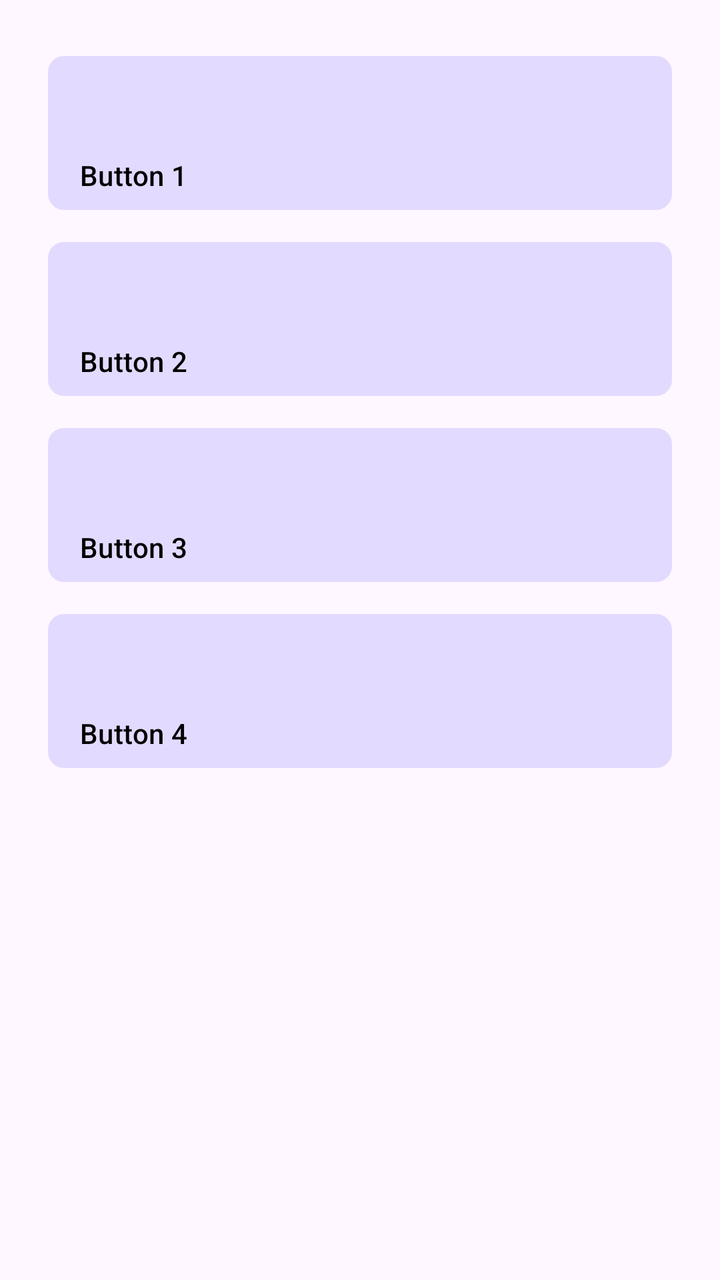
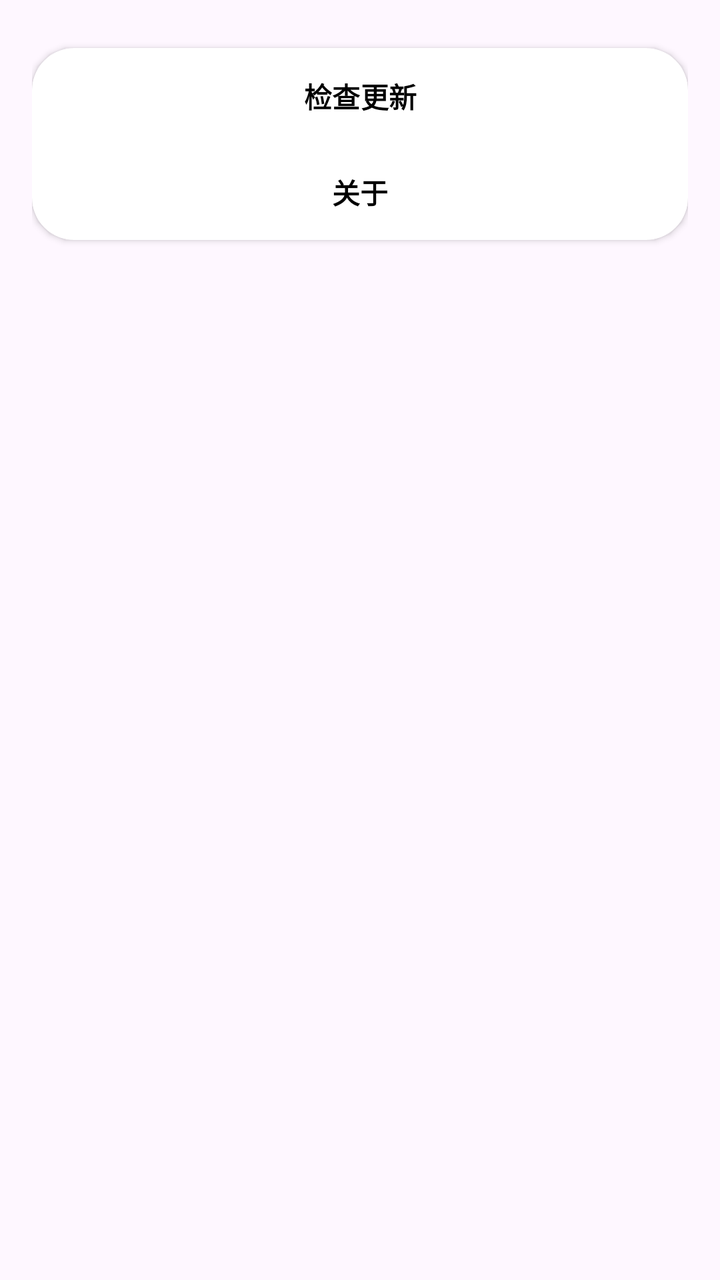

Screens rendered from an Android XML layout before and after an edit, with the pre-edit source and the edit as a unified diff.
<!-- AndroidManifest.xml: application theme Theme.Wallpapergenerator -->
<!-- res/layout/fragment_setting.xml -->
<androidx.constraintlayout.widget.ConstraintLayout
        xmlns:android="http://schemas.android.com/apk/res/android"
        xmlns:app="http://schemas.android.com/apk/res-auto"
        android:layout_width="match_parent"
        android:layout_height="match_parent"
        android:padding="16dp">

    <com.google.android.material.button.MaterialButton
            android:id="@+id/settings_button_1"
            android:layout_width="match_parent"
            android:layout_height="85dp"
            android:layout_margin="8dp"
            android:text="Button 1"
            app:backgroundTint="@color/light_purple_container_light_mode"
            android:textColor="@color/text_colors"
            app:cornerRadius="8dp"
            app:iconGravity="textStart"
            app:layout_constraintTop_toTopOf="parent"
            app:layout_constraintStart_toStartOf="parent"
            app:layout_constraintEnd_toEndOf="parent"
            android:clickable="true"
            android:focusable="true"
            android:gravity="bottom|start"
            android:paddingStart="16dp"
            android:paddingBottom="8dp"
    />

    <com.google.android.material.button.MaterialButton
            android:id="@+id/settings_button_2"
            android:layout_width="match_parent"
            android:layout_height="85dp"
            android:layout_margin="8dp"
            android:text="Button 2"
            app:backgroundTint="@color/light_purple_container_light_mode"
            android:textColor="@color/text_colors"
            app:cornerRadius="8dp"
            app:iconGravity="textStart"
            app:layout_constraintTop_toBottomOf="@id/settings_button_1"
            app:layout_constraintStart_toStartOf="parent"
            app:layout_constraintEnd_toEndOf="parent"
            android:clickable="true"
            android:focusable="true"
            android:gravity="bottom|start"
            android:paddingStart="16dp"
            android:paddingBottom="8dp"
    />

    <com.google.android.material.button.MaterialButton
            android:id="@+id/settings_button_3"
            android:layout_width="match_parent"
            android:layout_height="85dp"
            android:layout_margin="8dp"
            android:text="Button 3"
            app:backgroundTint="@color/light_purple_container_light_mode"
            android:textColor="@color/text_colors"
            app:cornerRadius="8dp"
            app:iconGravity="textStart"
            app:layout_constraintTop_toBottomOf="@id/settings_button_2"
            app:layout_constraintStart_toStartOf="parent"
            app:layout_constraintEnd_toEndOf="parent"
            android:clickable="true"
            android:focusable="true"
            android:gravity="bottom|start"
            android:paddingStart="16dp"
            android:paddingBottom="8dp"
    />

    <com.google.android.material.button.MaterialButton
            android:id="@+id/settings_button_4"
            android:layout_width="match_parent"
            android:layout_height="85dp"
            android:layout_margin="8dp"
            android:text="Button 4"
            app:backgroundTint="@color/light_purple_container_light_mode"
            android:textColor="@color/text_colors"
            app:cornerRadius="8dp"
            app:iconGravity="textStart"
            app:layout_constraintTop_toBottomOf="@id/settings_button_3"
            app:layout_constraintStart_toStartOf="parent"
            app:layout_constraintEnd_toEndOf="parent"
            android:clickable="true"
            android:focusable="true"
            android:gravity="bottom|start"
            android:paddingStart="16dp"
            android:paddingBottom="8dp"
    />

</androidx.constraintlayout.widget.ConstraintLayout>
<!-- resources referenced by this layout -->
<resources>
  <color name="light_purple_container_light_mode">#E3DAFF</color>
  <color name="text_colors">#000000</color>
  <style name="Theme.Wallpapergenerator" parent="Theme.Material3.DayNight.NoActionBar">
          
          <item name="colorPrimary">@color/light_purple_light_mode</item>
          <item name="colorOnPrimary">@color/light_purple_text_light_mode</item>
          
          <item name="colorSecondary">@color/light_green_light_mode</item>
          <item name="colorOnSecondary">@color/text_colors</item>
          
          <item name="android:statusBarColor">@android:color/transparent</item>
      </style>
  <color name="light_purple_light_mode">#BB86FC</color>
  <color name="light_purple_text_light_mode">#000000</color>
  <color name="light_green_light_mode">#03DAC6</color>
</resources>

<!-- the commit's change to res/layout/fragment_setting.xml (unified diff, before → after) -->
@@ -1,88 +1,48 @@
 <androidx.constraintlayout.widget.ConstraintLayout
         xmlns:android="http://schemas.android.com/apk/res/android"
         xmlns:app="http://schemas.android.com/apk/res-auto"
-        android:layout_width="match_parent"
+    xmlns:tools="http://schemas.android.com/tools"
+    android:layout_width="match_parent"
         android:layout_height="match_parent"
         android:padding="16dp">
 
-    <com.google.android.material.button.MaterialButton
-            android:id="@+id/settings_button_1"
+    <androidx.cardview.widget.CardView
+        android:layout_width="match_parent"
+        android:layout_height="wrap_content"
+        app:cardCornerRadius="21dp"
+        android:layout_marginTop="8dp"
+        app:layout_constraintTop_toTopOf="parent">
+
+        <LinearLayout
             android:layout_width="match_parent"
-            android:layout_height="85dp"
-            android:layout_margin="8dp"
-            android:text="Button 1"
-            app:backgroundTint="@color/light_purple_container_light_mode"
-            android:textColor="@color/text_colors"
-            app:cornerRadius="8dp"
-            app:iconGravity="textStart"
-            app:layout_constraintTop_toTopOf="parent"
-            app:layout_constraintStart_toStartOf="parent"
-            app:layout_constraintEnd_toEndOf="parent"
-            android:clickable="true"
-            android:focusable="true"
-            android:gravity="bottom|start"
-            android:paddingStart="16dp"
-            android:paddingBottom="8dp"
-    />
+            android:layout_height="match_parent"
+            android:orientation="vertical"
+            android:background="@android:color/transparent">
 
-    <com.google.android.material.button.MaterialButton
-            android:id="@+id/settings_button_2"
-            android:layout_width="match_parent"
-            android:layout_height="85dp"
-            android:layout_margin="8dp"
-            android:text="Button 2"
-            app:backgroundTint="@color/light_purple_container_light_mode"
-            android:textColor="@color/text_colors"
-            app:cornerRadius="8dp"
-            app:iconGravity="textStart"
-            app:layout_constraintTop_toBottomOf="@id/settings_button_1"
-            app:layout_constraintStart_toStartOf="parent"
-            app:layout_constraintEnd_toEndOf="parent"
-            android:clickable="true"
-            android:focusable="true"
-            android:gravity="bottom|start"
-            android:paddingStart="16dp"
-            android:paddingBottom="8dp"
-    />
+            <Button
+                android:id="@+id/CheckingUpdate"
+                android:layout_width="match_parent"
+                android:layout_height="wrap_content"
+                android:layout_marginLeft="3dp"
+                android:layout_marginRight="3dp"
+                android:text="检查更新"
+                android:textColor="@color/text_colors"
+                android:textStyle="bold"
+                app:backgroundTint="@color/overlay_color" />
 
-    <com.google.android.material.button.MaterialButton
-            android:id="@+id/settings_button_3"
-            android:layout_width="match_parent"
-            android:layout_height="85dp"
-            android:layout_margin="8dp"
-            android:text="Button 3"
-            app:backgroundTint="@color/light_purple_container_light_mode"
-            android:textColor="@color/text_colors"
-            app:cornerRadius="8dp"
-            app:iconGravity="textStart"
-            app:layout_constraintTop_toBottomOf="@id/settings_button_2"
-            app:layout_constraintStart_toStartOf="parent"
-            app:layout_constraintEnd_toEndOf="parent"
-            android:clickable="true"
-            android:focusable="true"
-            android:gravity="bottom|start"
-            android:paddingStart="16dp"
-            android:paddingBottom="8dp"
-    />
+            <Button
+                android:id="@+id/About"
+                android:layout_width="match_parent"
+                android:layout_height="wrap_content"
+                android:layout_marginLeft="3dp"
+                android:layout_marginTop="0dp"
+                android:layout_marginRight="3dp"
+                android:text="关于"
+                android:textColor="@color/text_colors"
+                android:textStyle="bold"
+                app:backgroundTint="@color/overlay_color" />
+        </LinearLayout>
 
-    <com.google.android.material.button.MaterialButton
-            android:id="@+id/settings_button_4"
-            android:layout_width="match_parent"
-            android:layout_height="85dp"
-            android:layout_margin="8dp"
-            android:text="Button 4"
-            app:backgroundTint="@color/light_purple_container_light_mode"
-            android:textColor="@color/text_colors"
-            app:cornerRadius="8dp"
-            app:iconGravity="textStart"
-            app:layout_constraintTop_toBottomOf="@id/settings_button_3"
-            app:layout_constraintStart_toStartOf="parent"
-            app:layout_constraintEnd_toEndOf="parent"
-            android:clickable="true"
-            android:focusable="true"
-            android:gravity="bottom|start"
-            android:paddingStart="16dp"
-            android:paddingBottom="8dp"
-    />
+    </androidx.cardview.widget.CardView>
 
 </androidx.constraintlayout.widget.ConstraintLayout>
<!-- resource entries referenced after the edit -->
@@ -1,6 +1,6 @@
 <!-- resources referenced by this layout -->
 <resources>
-  <color name="light_purple_container_light_mode">#E3DAFF</color>
+  <color name="overlay_color">#80FFFFFF</color>
   <color name="text_colors">#000000</color>
   <style name="Theme.Wallpapergenerator" parent="Theme.Material3.DayNight.NoActionBar">
           
